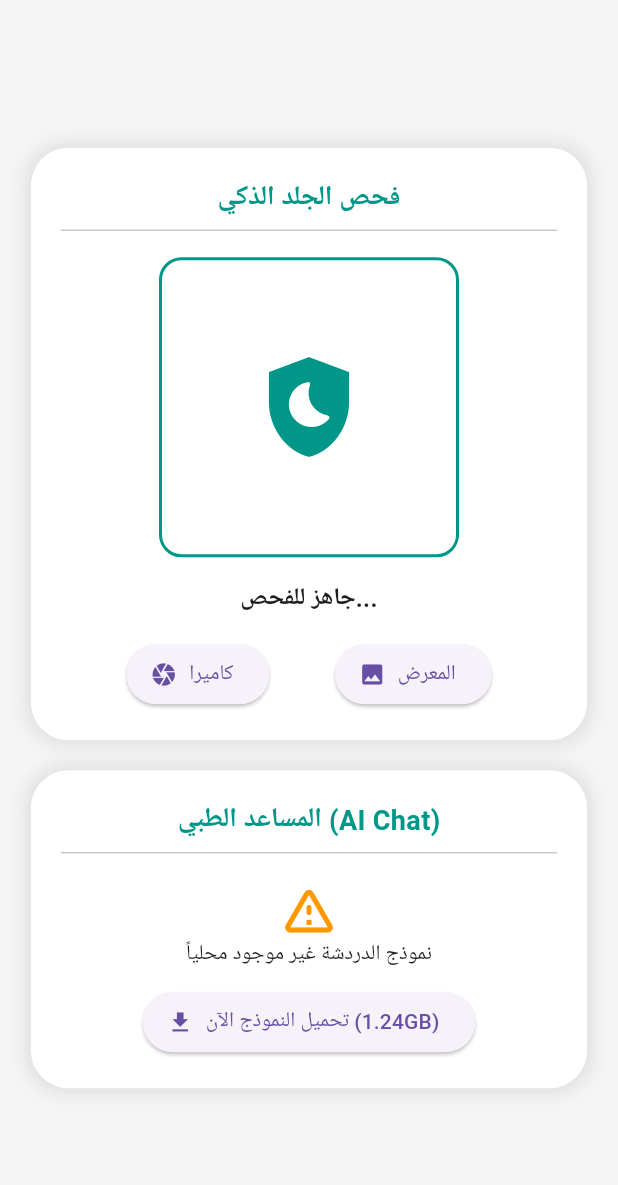
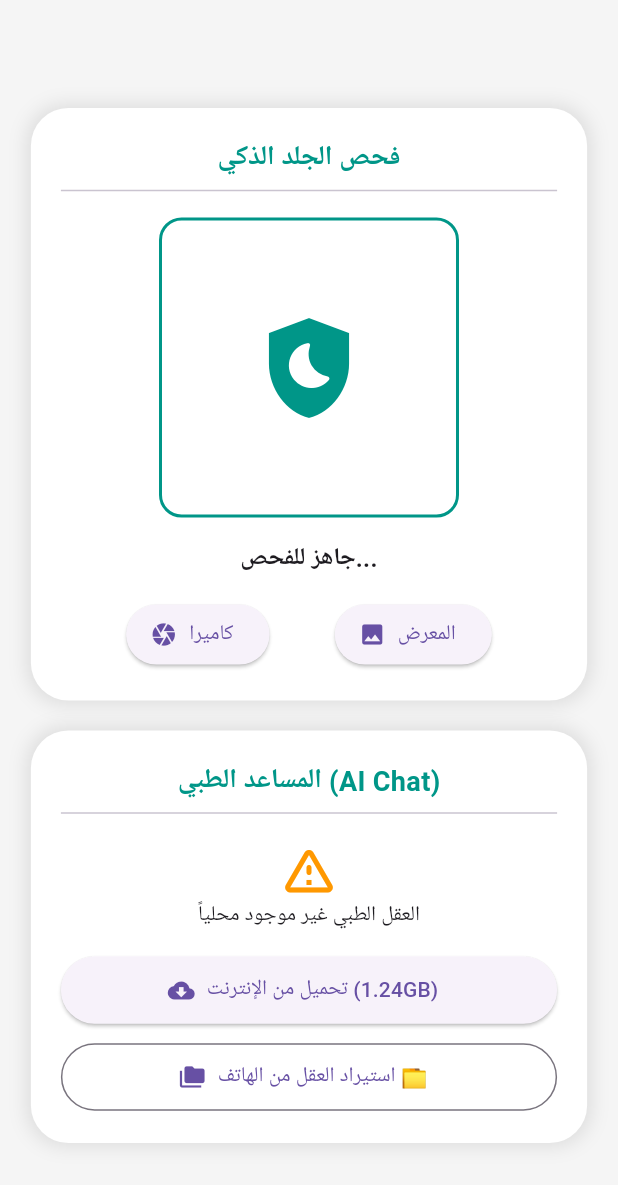
Before and after one commit to mashroh93-lang/Mednano-Local-API, a Flutter app: the screen it shows after launch, on a phone screen of 412 x 824 dp. Shown: the top 1185 px of the screen. Run offline on Flutter 3.47's test engine with Material 3 defaults, Android fonts, the phone set to English and light mode, and no system bars; our stand-ins replace dio, file_picker, image_picker; missing offline and left inert: tflite_flutter.

Commit message:
Update main.dart

```diff
--- a/mednano_vision_app/lib/main.dart
+++ b/mednano_vision_app/lib/main.dart
@@ -48,6 +48,27 @@ class _HomeScreenState extends State<HomeScreen> {
     }
   }
 
+  // 🔴 الدالة اللي كانت ناقصة لمعالجة التحميل من الإنترنت بشكل صحيح
+  Future<void> _startDownload() async {
+    setState(() => _isDownloading = true);
+
+    bool success = await _download.downloadModel(onProgress: (p) => setState(() => _progress = p));
+
+    if (success) {
+      setState(() { _isDownloading = false; _isModelReady = true; });
+      if (mounted) {
+        ScaffoldMessenger.of(context).showSnackBar(const SnackBar(content: Text("تم التحميل بنجاح! ✅")));
+      }
+    } else {
+      setState(() { _isDownloading = false; });
+      if (mounted) {
+        ScaffoldMessenger.of(context).showSnackBar(
+          const SnackBar(content: Text("فشل التحميل، يرجى التحقق من الإنترنت أو مساحة الهاتف!")),
+        );
+      }
+    }
+  }
+
   @override
   Widget build(BuildContext context) {
     return Scaffold(
@@ -56,7 +77,8 @@ class _HomeScreenState extends State<HomeScreen> {
         child: SingleChildScrollView(
           child: Column(
             children: [
-              // كارت التشخيص والروية (Vision)
+              const SizedBox(height: 50),
+              // كارت التشخيص والرؤية (Vision)
               _buildModernCard(
                 title: "فحص الجلد الذكي",
                 child: Column(
@@ -87,13 +109,14 @@ class _HomeScreenState extends State<HomeScreen> {
 
               const SizedBox(height: 20),
 
-              // كارت المساعد الطبي (التحميل)
+              // كارت المساعد الطبي (التحميل والاستيراد)
               _buildModernCard(
                 title: "المساعد الطبي (AI Chat)",
                 child: _isModelReady
                   ? _buildSuccessView()
                   : _buildDownloadView(),
               ),
+              const SizedBox(height: 40),
             ],
           ),
         ),
@@ -120,21 +143,50 @@ class _HomeScreenState extends State<HomeScreen> {
     );
   }
 
+  // واجهة أزرار التحميل
   Widget _buildDownloadView() {
     return Column(
       children: [
         const Icon(Icons.warning_amber_rounded, color: Colors.orange, size: 40),
-        const Text("نموذج الدردشة غير موجود محلياً", style: TextStyle(fontSize: 14)),
+        const Text("العقل الطبي غير موجود محلياً", style: TextStyle(fontSize: 14)),
+        const SizedBox(height: 15),
+
+        if (_isDownloading)
+          Column(children: [
+            LinearProgressIndicator(value: _progress),
+            const SizedBox(height: 5),
+            Text("${(_progress * 100).toStringAsFixed(1)}%")
+          ])
+        else
+          Column(
+            children: [
+              // زرار التحميل من الإنترنت
+              ElevatedButton.icon(
+                onPressed: _startDownload, // الدالة شغالة تمام هنا
+                icon: const Icon(Icons.cloud_download),
+                label: const Text("تحميل من الإنترنت (1.24GB)"),
+                style: ElevatedButton.styleFrom(minimumSize: const Size(double.infinity, 45)),
+              ),
               const SizedBox(height: 10),
-        _isDownloading
-          ? Column(children: [LinearProgressIndicator(value: _progress), Text("${(_progress * 100).toStringAsFixed(1)}%")])
-          : ElevatedButton.icon(
+
+              // زرار الاستيراد من الهاتف
+              OutlinedButton.icon(
                 onPressed: () async {
                   setState(() => _isDownloading = true);
-                await _download.downloadModel(onProgress: (p) => setState(() => _progress = p));
+                  bool success = await _download.importModelFromDevice();
+                  if (success) {
                     setState(() { _isDownloading = false; _isModelReady = true; });
+                    if (mounted) ScaffoldMessenger.of(context).showSnackBar(const SnackBar(content: Text("تم استيراد العقل بنجاح! ✅")));
+                  } else {
+                    setState(() => _isDownloading = false);
+                    if (mounted) ScaffoldMessenger.of(context).showSnackBar(const SnackBar(content: Text("لم يتم الاستيراد.")));
+                  }
                 },
-              icon: const Icon(Icons.download), label: const Text("تحميل النموذج الآن (1.24GB)"),
+                icon: const Icon(Icons.folder_copy),
+                label: const Text("استيراد العقل من الهاتف 📁"),
+                style: OutlinedButton.styleFrom(minimumSize: const Size(double.infinity, 45)),
+              ),
+            ],
           ),
       ],
     );
```
Lines whose indentation alone changed are shown as unchanged.
